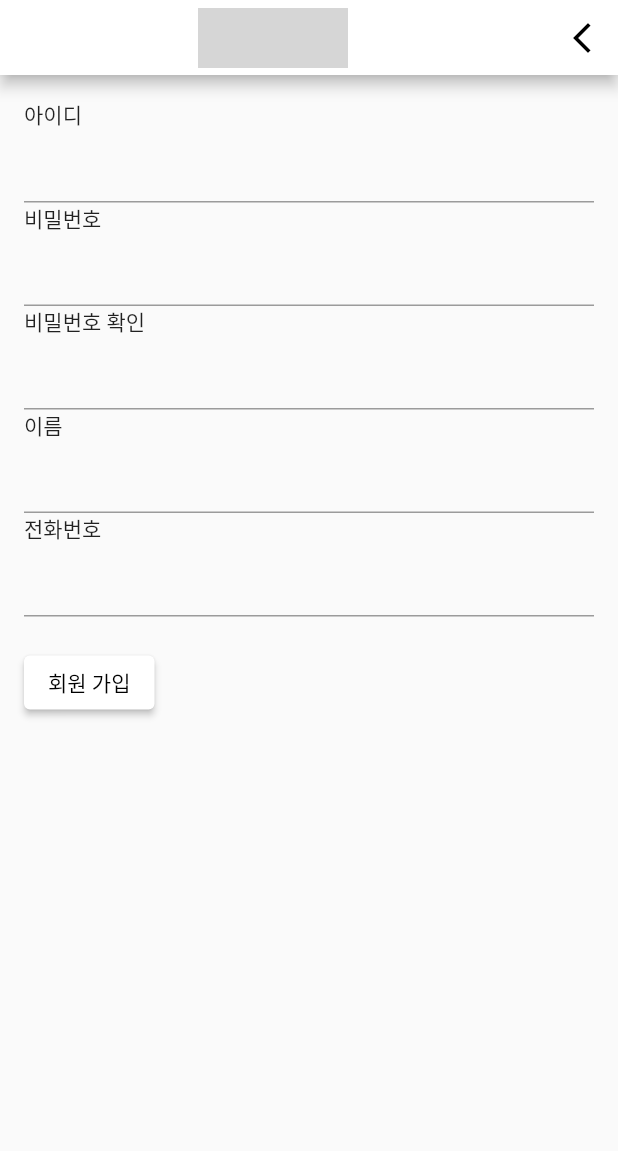
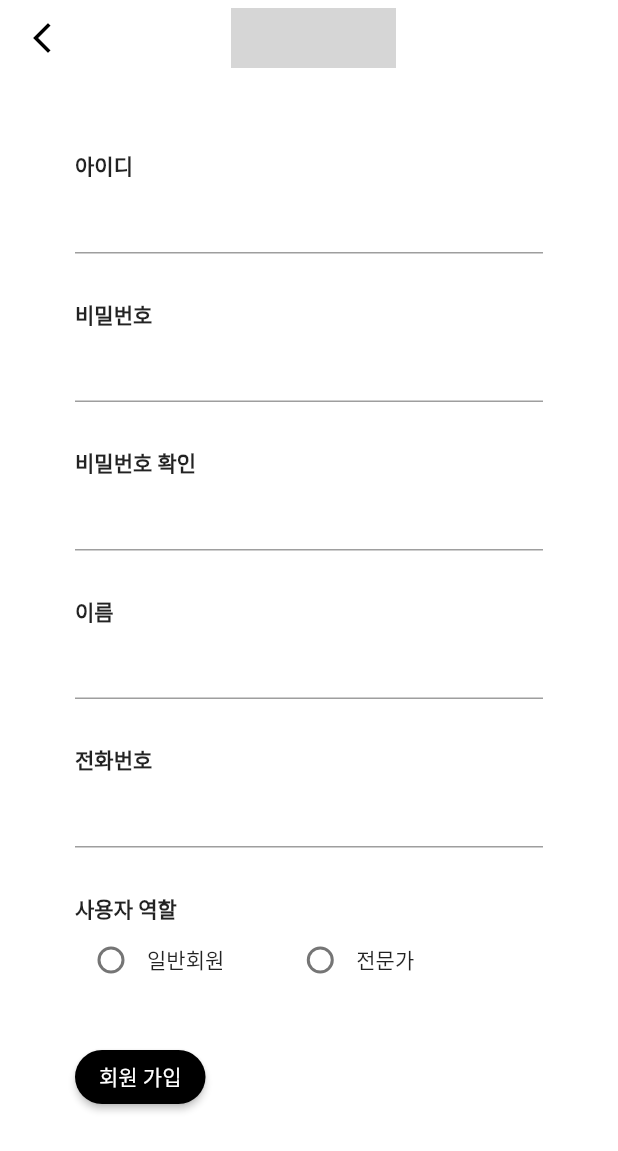
Before and after one commit to moungg/term_project_pt, a Flutter app: the SignUpScreen screen opened directly, after a tap on "회원 가입", on a phone screen of 412 x 824 dp. Shown: the top 1151 px of the screen. Run offline on Flutter 3.47's test engine with Material 2 defaults, Android fonts, the phone set to English and light mode, and no system bars; our stand-ins replace google_maps_flutter, location, table_calendar; grey boxes are pictures that could not be loaded.

Commit message:
기능 추가

```diff
--- a/lib/signup_screen.dart
+++ b/lib/signup_screen.dart
@@ -1,92 +1,178 @@
 import 'package:flutter/material.dart';
-import 'login.dart';
+//
+//회원가입 기능
+//아아디, 비밀번호, 이름, 전화번호 저장
+//일반회원과 전문가를 구별하여 변수에 저장
+//회원가입 버튼 누를시 -> 비밀번호 확인 기능
+//
 
-class SignUpScreen extends StatelessWidget {
+String id = " "; //아이디 저장 변수
+String password = " "; // 비밀번호를 저장할 변수
+String confirmPassword = " "; // 비밀번호 확인을 저장할 변수
+bool passwordMismatch = false; //비밀번호 확인
+String name = " "; //이름 저장 변수
+String phone = " "; //휴대폰번호 저장 변수
+String? userRole = " "; //사용자 역할(일반회원 or 전문가)로 저장됨
+
+class SignUpScreen extends StatefulWidget {
+  @override
+  _SignUpScreenPage createState() => _SignUpScreenPage();
+}
+
+class _SignUpScreenPage extends State<SignUpScreen> {
   @override
   Widget build(BuildContext context) {
     return Scaffold(
+        backgroundColor: Colors.white,
         appBar: AppBar(
+          //app상단(뒤로가기,로고)
+          elevation: 0,
           automaticallyImplyLeading: false,
           toolbarHeight: 50,
           backgroundColor: Colors.white,
-          // title: Center(
-          //   child: Image.asset(
-          //     'title.png',
-          //     width: 100,
-          //     height: 40,
-          //     fit: BoxFit.cover,
-          //   ),
-          // ),
-          // actions: [
-          //   IconButton(
-          //     onPressed: () {
-          //       Navigator.of(context).pop();
-          //     },
-          //     icon: Icon(Icons.arrow_back_ios_new, color: Colors.black),
-          //   ),
-          //   IconButton(
-          //     onPressed: () {},
-          //     icon: Icon(Icons.person_3_outlined, color: Colors.black),
-          //   ),
-          // ],
           title: Row(
             mainAxisAlignment: MainAxisAlignment.center,
             children: [
-              Image.asset(
+              Container(
+                margin: EdgeInsets.only(right: 50),
+                child: Image.asset(
                   'title.png',
-                width: 100,
+                  width: 110,
                   height: 40,
                   fit: BoxFit.cover,
                 ),
+              ),
             ],
           ),
-          actions: [
-            IconButton(
+          leading: IconButton(
             onPressed: () {
               Navigator.of(context).pop();
             },
-              icon: Icon(Icons.arrow_back_ios_new, color: Colors.black),
+            icon: const Icon(Icons.arrow_back_ios_new, color: Colors.black),
           ),
-          ],
         ),
+        //앱바디
+        //시작
         body: Padding(
-          padding: const EdgeInsets.all(16.0),
+          padding: const EdgeInsets.all(50.0),
           child: Column(
             crossAxisAlignment: CrossAxisAlignment.start,
             children: [
-              Text('아이디'),
+              //아이디 입력
+              const Text('아이디', style: TextStyle(fontWeight: FontWeight.bold)),
               TextFormField(
-                  // 아이디 입력 폼
+                onChanged: (value) {
+                  id = value; // 입력한 아이디 변수에 저장
+                },
               ),
-              Text('비밀번호'),
+              const SizedBox(height: 30),
+              const Text('비밀번호', style: TextStyle(fontWeight: FontWeight.bold)),
+              //비밀번호 입력
               TextFormField(
-                  // 비밀번호 입력 폼
+                obscureText: true,
+                onChanged: (value) {
+                  password = value; // 입력한 비밀번호 변수에 저장
+                },
               ),
-              Text('비밀번호 확인'),
+              const SizedBox(height: 30),
+              //비밀번호 확인 입력
+              const Text('비밀번호 확인',
+                  style: TextStyle(fontWeight: FontWeight.bold)),
               TextFormField(
-                  // 비밀번호 확인 입력 폼
+                obscureText: true,
+                onChanged: (value) {
+                  confirmPassword = value; // 입력한 비밀번호 확인 변수에 저장
+                },
               ),
-              Text('이름'),
+              //이름 입력
+              const SizedBox(height: 30),
+              const Text('이름', style: TextStyle(fontWeight: FontWeight.bold)),
               TextFormField(
-                  // 이름 입력 폼
+                onChanged: (value) {
+                  name = value; // 입력한 이름 변수에 저장
+                },
               ),
-              Text('전화번호'),
+              const SizedBox(height: 30),
+              //전화번호 입력
+              const Text('전화번호', style: TextStyle(fontWeight: FontWeight.bold)),
               TextFormField(
-                  // 전화번호 입력 폼
+                onChanged: (value) {
+                  phone = value; // 입력한 전화번호 변수에 저장
+                },
               ),
-              SizedBox(height: 20),
+              const SizedBox(height: 30),
+
+              const Text('사용자 역할',
+                  style: TextStyle(fontWeight: FontWeight.bold)),
+              Row(
+                children: [
+                  //일반회원 라디오 버튼
+                  Radio(
+                    activeColor: Colors.green,
+                    value: "일반회원",
+                    groupValue: userRole,
+                    onChanged: (value) {
+                      setState(() {
+                        userRole = value; //회원역할에 일반회원으로 저장
+                      });
+                    },
+                  ),
+                  const Text('일반회원'),
+                  const SizedBox(width: 40),
+                  //전문가 라디오 버튼
+                  Radio(
+                    activeColor: Colors.green,
+                    value: "전문가",
+                    groupValue: userRole,
+                    onChanged: (value) {
+                      setState(() {
+                        userRole = value; //회원역할에 전문가로 저장
+                      });
+                    },
+                  ),
+                  const Text('전문가'),
+                ],
+              ),
+              const SizedBox(height: 30),
+              //회원가입 버튼
               ElevatedButton(
                 onPressed: () {
-                  // 회원 가입 버튼 누를 때 수행할 동작 추가
+                  print(userRole);
+                  if (password == confirmPassword) {
+                    //비밀번호 검사
+                    passwordMismatch = false;
+                  } else {
+                    passwordMismatch = true;
+                  }
+                  if (passwordMismatch) {
+                    //비밀번호 다를 시 경고창
+                    showDialog(
+                      context: context,
+                      builder: (BuildContext context) {
+                        return AlertDialog(
+                          title: const Text('비밀번호 확인'),
+                          content: const Text('비밀번호가 일치하지 않습니다.'),
+                          actions: [
+                            TextButton(
+                              onPressed: () {
+                                Navigator.of(context).pop();
+                              },
+                              child: const Text('확인'),
+                            ),
+                          ],
+                        );
+                      },
+                    );
+                  }
                 },
                 style: ElevatedButton.styleFrom(
-                  primary: Colors.white, // 배경색을 흰색으로 설정
+                    primary: Colors.black,
+                    shape: RoundedRectangleBorder(
+                        borderRadius: BorderRadius.circular(30.0))),
+                child: const Text(
+                  '회원 가입',
                 ),
-                child: Text(
-                  '회원 가입',
-                  style: TextStyle(color: Colors.black), // 텍스트 색상을 검은색으로 설정
-                ),
-              ),
+              ), //회원가입 버튼 끝
             ],
           ),
         ));
```
Also changed, not shown: lib/loginjoin.dart (deleted). Lines whose indentation alone changed are shown as unchanged.
